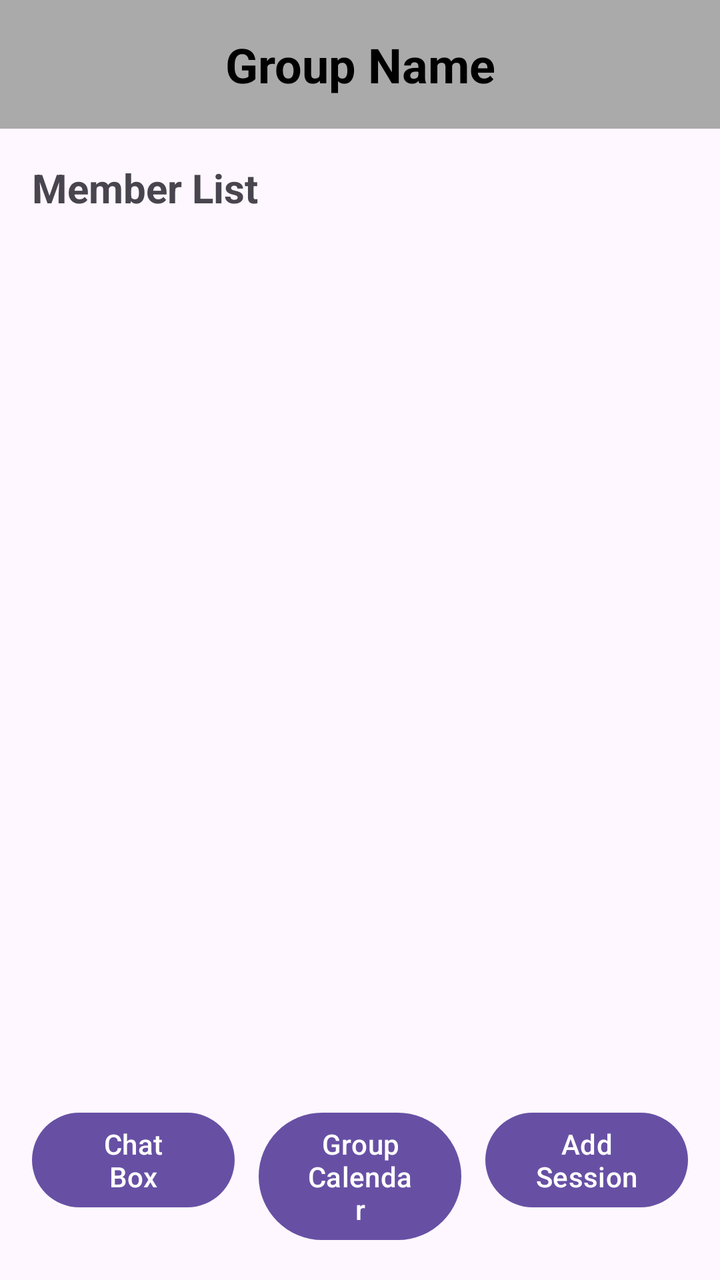
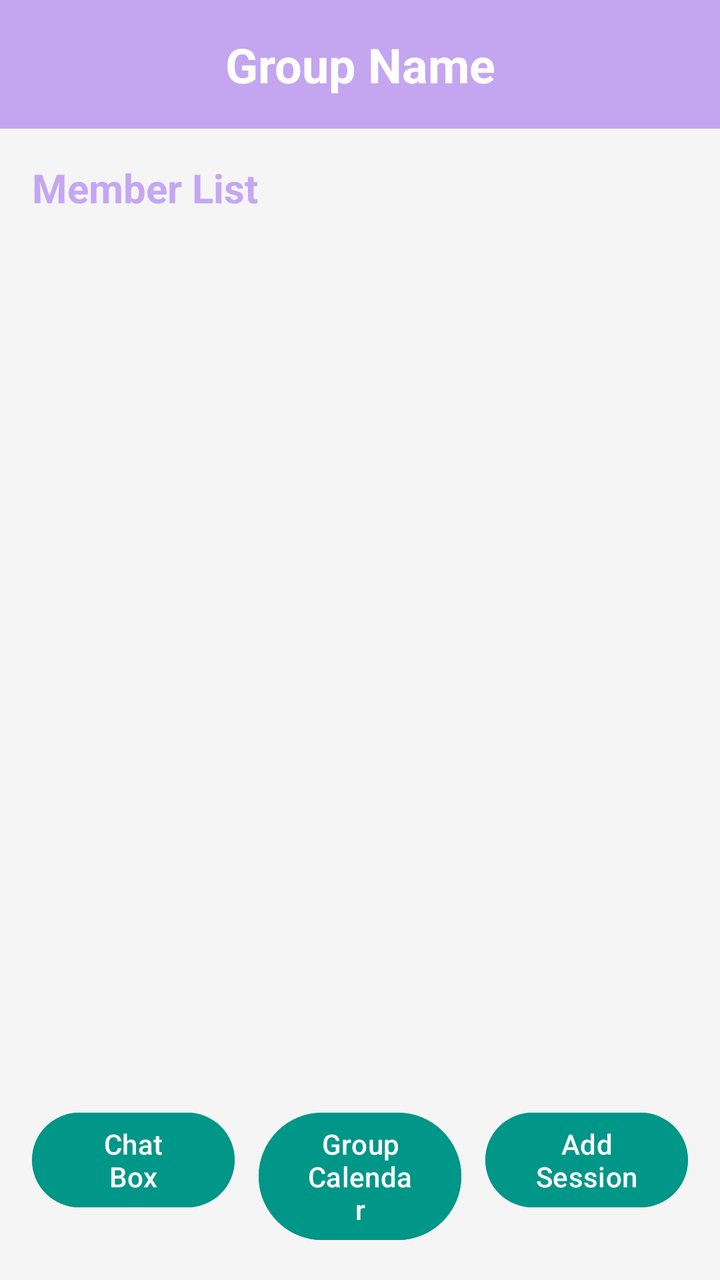

The first picture is an Android layout as it rendered before a commit; the second is the same layout after the commit. The layout source and the unified diff follow.
<!-- AndroidManifest.xml: application theme Theme.Studybuddy3 -->
<!-- res/layout/activity_group.xml -->
<?xml version="1.0" encoding="utf-8"?>
<androidx.constraintlayout.widget.ConstraintLayout xmlns:android="http://schemas.android.com/apk/res/android"
    xmlns:app="http://schemas.android.com/apk/res-auto"
    android:layout_width="match_parent"
    android:layout_height="match_parent">

    
    <TextView
        android:id="@+id/groupNameText"
        android:layout_width="match_parent"
        android:layout_height="wrap_content"
        android:background="@android:color/darker_gray"
        android:padding="16dp"
        android:text="Group Name"
        android:textAlignment="center"
        android:textColor="@android:color/black"
        android:textSize="24sp"
        android:textStyle="bold"
        app:layout_constraintTop_toTopOf="parent" />

    
    <TextView
        android:id="@+id/memberListTitle"
        android:layout_width="match_parent"
        android:layout_height="wrap_content"
        android:padding="16dp"
        android:text="Member List"
        android:textSize="20sp"
        android:textStyle="bold"
        app:layout_constraintTop_toBottomOf="@id/groupNameText" />

    <androidx.recyclerview.widget.RecyclerView
        android:id="@+id/memberRecyclerView"
        android:layout_width="match_parent"
        android:layout_height="0dp"
        android:padding="16dp"
        app:layout_constraintBottom_toTopOf="@id/buttonLayout"
        app:layout_constraintTop_toBottomOf="@id/memberListTitle" />

    
    <LinearLayout
        android:id="@+id/buttonLayout"
        android:layout_width="match_parent"
        android:layout_height="wrap_content"
        android:orientation="horizontal"
        android:padding="16dp"
        android:weightSum="3"
        app:layout_constraintBottom_toBottomOf="parent">

        <com.google.android.material.button.MaterialButton
            android:id="@+id/chatButton"
            android:layout_width="0dp"
            android:layout_height="wrap_content"
            android:layout_marginEnd="8dp"
            android:layout_weight="1"
            android:text="Chat Box" />

        <com.google.android.material.button.MaterialButton
            android:id="@+id/calendarButton"
            android:layout_width="0dp"
            android:layout_height="wrap_content"
            android:layout_marginHorizontal="4dp"
            android:layout_weight="1"
            android:text="Group Calendar" />

        <com.google.android.material.button.MaterialButton
            android:id="@+id/addSessionButton"
            android:layout_width="0dp"
            android:layout_height="wrap_content"
            android:layout_marginStart="8dp"
            android:layout_weight="1"
            android:text="Add Session" />

    </LinearLayout>

</androidx.constraintlayout.widget.ConstraintLayout>
<!-- resources referenced by this layout -->
<resources>
  <style name="Theme.Studybuddy3" parent="Base.Theme.Studybuddy3" />
  <style name="Base.Theme.Studybuddy3" parent="Theme.Material3.DayNight.NoActionBar">
          
          
      </style>
</resources>

<!-- the commit's change to res/layout/activity_group.xml (unified diff, before → after) -->
@@ -2,18 +2,19 @@
 <androidx.constraintlayout.widget.ConstraintLayout xmlns:android="http://schemas.android.com/apk/res/android"
     xmlns:app="http://schemas.android.com/apk/res-auto"
     android:layout_width="match_parent"
-    android:layout_height="match_parent">
+    android:layout_height="match_parent"
+    android:background="@color/background_color">
 
     
     <TextView
         android:id="@+id/groupNameText"
         android:layout_width="match_parent"
         android:layout_height="wrap_content"
-        android:background="@android:color/darker_gray"
+        android:background="@color/primary_color"
         android:padding="16dp"
         android:text="Group Name"
         android:textAlignment="center"
-        android:textColor="@android:color/black"
+        android:textColor="@android:color/white"
         android:textSize="24sp"
         android:textStyle="bold"
         app:layout_constraintTop_toTopOf="parent" />
@@ -27,6 +28,7 @@
         android:text="Member List"
         android:textSize="20sp"
         android:textStyle="bold"
+        android:textColor="@color/primary_color"
         app:layout_constraintTop_toBottomOf="@id/groupNameText" />
 
     <androidx.recyclerview.widget.RecyclerView
@@ -53,7 +55,9 @@
             android:layout_height="wrap_content"
             android:layout_marginEnd="8dp"
             android:layout_weight="1"
-            android:text="Chat Box" />
+            android:text="Chat Box"
+            android:backgroundTint="@color/secondary_color"
+            android:textColor="@android:color/white" />
 
         <com.google.android.material.button.MaterialButton
             android:id="@+id/calendarButton"
@@ -61,7 +65,9 @@
             android:layout_height="wrap_content"
             android:layout_marginHorizontal="4dp"
             android:layout_weight="1"
-            android:text="Group Calendar" />
+            android:text="Group Calendar"
+            android:backgroundTint="@color/secondary_color"
+            android:textColor="@android:color/white" />
 
         <com.google.android.material.button.MaterialButton
             android:id="@+id/addSessionButton"
@@ -69,7 +75,9 @@
             android:layout_height="wrap_content"
             android:layout_marginStart="8dp"
             android:layout_weight="1"
-            android:text="Add Session" />
+            android:text="Add Session"
+            android:backgroundTint="@color/secondary_color"
+            android:textColor="@android:color/white" />
 
     </LinearLayout>
 
<!-- resource entries referenced after the edit -->
@@ -1,5 +1,8 @@
 <!-- resources referenced by this layout -->
 <resources>
+  <color name="background_color">#F5F5F5</color>
+  <color name="primary_color">#A9AC7EEF</color>
+  <color name="secondary_color">#009688</color>
   <style name="Theme.Studybuddy3" parent="Base.Theme.Studybuddy3" />
   <style name="Base.Theme.Studybuddy3" parent="Theme.Material3.DayNight.NoActionBar">
           
